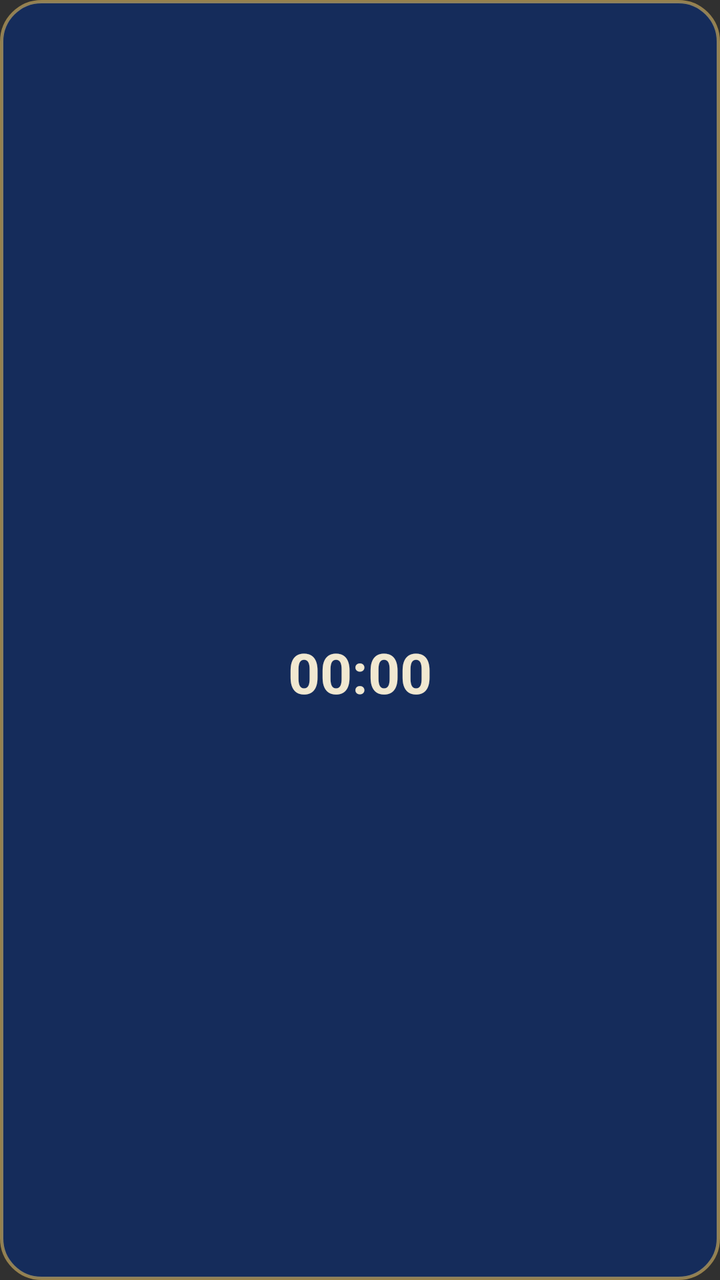
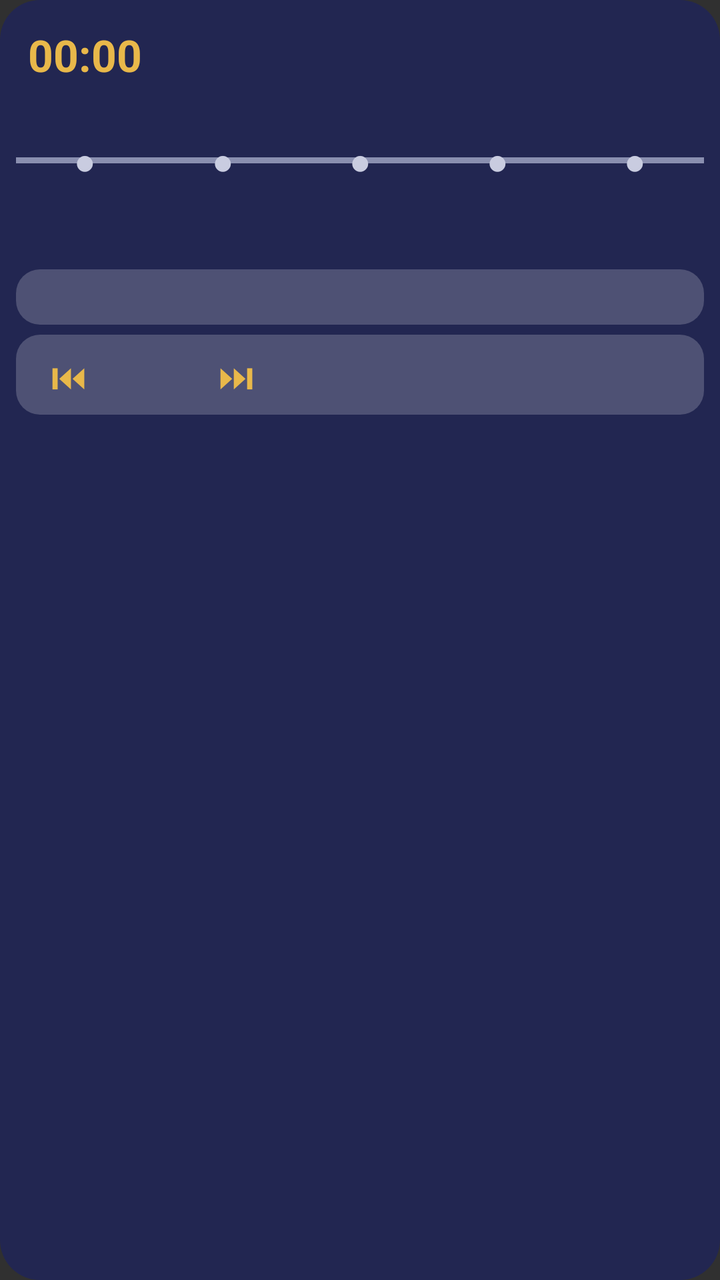

An Android layout rendered at two revisions. The XML below is the earlier revision; the diff shows what the commit changed to produce the second picture.
<!-- AndroidManifest.xml: application theme android:Theme.Material.NoActionBar -->
<!-- res/layout/widget_prayer.xml -->
<?xml version="1.0" encoding="utf-8"?>
<LinearLayout xmlns:android="http://schemas.android.com/apk/res/android"
    android:id="@+id/w_root"
    android:layout_width="match_parent"
    android:layout_height="match_parent"
    android:background="@drawable/widget_bg"
    android:gravity="center"
    android:orientation="vertical"
    android:padding="10dp">

    <TextView
        android:id="@+id/w_label"
        android:layout_width="wrap_content"
        android:layout_height="wrap_content"
        android:singleLine="true"
        android:textColor="#B8C2DC"
        android:textSize="12sp" />

    <TextView
        android:id="@+id/w_name"
        android:layout_width="wrap_content"
        android:layout_height="wrap_content"
        android:singleLine="true"
        android:textColor="#DCB860"
        android:textSize="24sp"
        android:textStyle="bold" />

    <Chronometer
        android:id="@+id/w_clock"
        android:layout_width="wrap_content"
        android:layout_height="wrap_content"
        android:textColor="#F1E8D0"
        android:textSize="28sp"
        android:textStyle="bold" />

    <TextView
        android:id="@+id/w_time"
        android:layout_width="wrap_content"
        android:layout_height="wrap_content"
        android:singleLine="true"
        android:textColor="#B8C2DC"
        android:textSize="12sp" />
</LinearLayout>
<!-- resources referenced by this layout -->
<resources>
  <!-- drawable widget_bg (drawable) -->
  <?xml version="1.0" encoding="utf-8"?>
  <shape xmlns:android="http://schemas.android.com/apk/res/android" android:shape="rectangle">
      <solid android:color="#F0142C5E" />
      <corners android:radius="20dp" />
      <stroke android:width="1.5dp" android:color="#99DCB860" />
  </shape>
</resources>

<!-- the commit's change to res/layout/widget_prayer.xml (unified diff, before → after) -->
@@ -4,40 +4,391 @@
     android:layout_width="match_parent"
     android:layout_height="match_parent"
     android:background="@drawable/widget_bg"
-    android:gravity="center"
     android:orientation="vertical"
-    android:padding="10dp">
-
-    <TextView
-        android:id="@+id/w_label"
-        android:layout_width="wrap_content"
+    android:padding="8dp">
+
+    
+    <LinearLayout
+        android:layout_width="match_parent"
         android:layout_height="wrap_content"
-        android:singleLine="true"
-        android:textColor="#B8C2DC"
-        android:textSize="12sp" />
-
-    <TextView
-        android:id="@+id/w_name"
-        android:layout_width="wrap_content"
+        android:layout_marginStart="6dp"
+        android:layout_marginEnd="6dp"
+        android:gravity="center_vertical"
+        android:layoutDirection="rtl"
+        android:orientation="horizontal">
+
+        <TextView
+            android:id="@+id/w_day"
+            android:layout_width="wrap_content"
+            android:layout_height="wrap_content"
+            android:textColor="#FFFFFFFF"
+            android:textSize="40sp"
+            android:textStyle="bold" />
+
+        <LinearLayout
+            android:layout_width="0dp"
+            android:layout_height="wrap_content"
+            android:layout_weight="1"
+            android:layout_marginStart="10dp"
+            android:orientation="vertical">
+
+            <TextView
+                android:id="@+id/w_date"
+                android:layout_width="wrap_content"
+                android:layout_height="wrap_content"
+                android:singleLine="true"
+                android:textColor="#FFFFFFFF"
+                android:textSize="15sp" />
+
+            <TextView
+                android:id="@+id/w_hijri"
+                android:layout_width="wrap_content"
+                android:layout_height="wrap_content"
+                android:singleLine="true"
+                android:textColor="#FFE9DDBB"
+                android:textSize="14sp" />
+        </LinearLayout>
+
+        <LinearLayout
+            android:layout_width="wrap_content"
+            android:layout_height="wrap_content"
+            android:gravity="center_horizontal"
+            android:layoutDirection="ltr"
+            android:orientation="vertical">
+
+            <Chronometer
+                android:id="@+id/w_clock"
+                android:layout_width="wrap_content"
+                android:layout_height="wrap_content"
+                android:textColor="#FFE8B84A"
+                android:textSize="22sp"
+                android:textStyle="bold" />
+
+            <TextView
+                android:id="@+id/w_until"
+                android:layout_width="wrap_content"
+                android:layout_height="wrap_content"
+                android:singleLine="true"
+                android:textColor="#FFB8C2DC"
+                android:textSize="11sp" />
+        </LinearLayout>
+    </LinearLayout>
+
+    
+    <LinearLayout
+        android:layout_width="match_parent"
         android:layout_height="wrap_content"
-        android:singleLine="true"
-        android:textColor="#DCB860"
-        android:textSize="24sp"
-        android:textStyle="bold" />
-
-    <Chronometer
-        android:id="@+id/w_clock"
-        android:layout_width="wrap_content"
+        android:layout_marginTop="6dp"
+        android:layoutDirection="rtl"
+        android:orientation="horizontal">
+
+        <LinearLayout
+            android:layout_width="0dp"
+            android:layout_height="wrap_content"
+            android:layout_weight="1"
+            android:gravity="center_horizontal"
+            android:orientation="vertical">
+
+            <FrameLayout
+                android:layout_width="match_parent"
+                android:layout_height="26dp">
+
+                <View
+                    android:id="@+id/w_l0"
+                    android:layout_width="match_parent"
+                    android:layout_height="3dp"
+                    android:layout_gravity="center_vertical"
+                    android:background="#FF8A8FB0" />
+
+                <TextView
+                    android:id="@+id/w_d0"
+                    android:layout_width="wrap_content"
+                    android:layout_height="wrap_content"
+                    android:layout_gravity="center"
+                    android:text="●"
+                    android:textColor="#FFC9CCE0"
+                    android:textSize="18sp" />
+            </FrameLayout>
+
+            <TextView
+                android:id="@+id/w_n0"
+                android:layout_width="wrap_content"
+                android:layout_height="wrap_content"
+                android:singleLine="true"
+                android:textColor="#FFB8C2DC"
+                android:textSize="14sp" />
+
+            <TextView
+                android:id="@+id/w_t0"
+                android:layout_width="wrap_content"
+                android:layout_height="wrap_content"
+                android:singleLine="true"
+                android:textColor="#FFB8C2DC"
+                android:textSize="12sp" />
+        </LinearLayout>
+
+        <LinearLayout
+            android:layout_width="0dp"
+            android:layout_height="wrap_content"
+            android:layout_weight="1"
+            android:gravity="center_horizontal"
+            android:orientation="vertical">
+
+            <FrameLayout
+                android:layout_width="match_parent"
+                android:layout_height="26dp">
+
+                <View
+                    android:id="@+id/w_l1"
+                    android:layout_width="match_parent"
+                    android:layout_height="3dp"
+                    android:layout_gravity="center_vertical"
+                    android:background="#FF8A8FB0" />
+
+                <TextView
+                    android:id="@+id/w_d1"
+                    android:layout_width="wrap_content"
+                    android:layout_height="wrap_content"
+                    android:layout_gravity="center"
+                    android:text="●"
+                    android:textColor="#FFC9CCE0"
+                    android:textSize="18sp" />
+            </FrameLayout>
+
+            <TextView
+                android:id="@+id/w_n1"
+                android:layout_width="wrap_content"
+                android:layout_height="wrap_content"
+                android:singleLine="true"
+                android:textColor="#FFB8C2DC"
+                android:textSize="14sp" />
+
+            <TextView
+                android:id="@+id/w_t1"
+                android:layout_width="wrap_content"
+                android:layout_height="wrap_content"
+                android:singleLine="true"
+                android:textColor="#FFB8C2DC"
+                android:textSize="12sp" />
+        </LinearLayout>
+
+        <LinearLayout
+            android:layout_width="0dp"
+            android:layout_height="wrap_content"
+            android:layout_weight="1"
+            android:gravity="center_horizontal"
+            android:orientation="vertical">
+
+            <FrameLayout
+                android:layout_width="match_parent"
+                android:layout_height="26dp">
+
+                <View
+                    android:id="@+id/w_l2"
+                    android:layout_width="match_parent"
+                    android:layout_height="3dp"
+                    android:layout_gravity="center_vertical"
+                    android:background="#FF8A8FB0" />
+
+                <TextView
+                    android:id="@+id/w_d2"
+                    android:layout_width="wrap_content"
+                    android:layout_height="wrap_content"
+                    android:layout_gravity="center"
+                    android:text="●"
+                    android:textColor="#FFC9CCE0"
+                    android:textSize="18sp" />
+            </FrameLayout>
+
+            <TextView
+                android:id="@+id/w_n2"
+                android:layout_width="wrap_content"
+                android:layout_height="wrap_content"
+                android:singleLine="true"
+                android:textColor="#FFB8C2DC"
+                android:textSize="14sp" />
+
+            <TextView
+                android:id="@+id/w_t2"
+                android:layout_width="wrap_content"
+                android:layout_height="wrap_content"
+                android:singleLine="true"
+                android:textColor="#FFB8C2DC"
+                android:textSize="12sp" />
+        </LinearLayout>
+
+        <LinearLayout
+            android:layout_width="0dp"
+            android:layout_height="wrap_content"
+            android:layout_weight="1"
+            android:gravity="center_horizontal"
+            android:orientation="vertical">
+
+            <FrameLayout
+                android:layout_width="match_parent"
+                android:layout_height="26dp">
+
+                <View
+                    android:id="@+id/w_l3"
+                    android:layout_width="match_parent"
+                    android:layout_height="3dp"
+                    android:layout_gravity="center_vertical"
+                    android:background="#FF8A8FB0" />
+
+                <TextView
+                    android:id="@+id/w_d3"
+                    android:layout_width="wrap_content"
+                    android:layout_height="wrap_content"
+                    android:layout_gravity="center"
+                    android:text="●"
+                    android:textColor="#FFC9CCE0"
+                    android:textSize="18sp" />
+            </FrameLayout>
+
+            <TextView
+                android:id="@+id/w_n3"
+                android:layout_width="wrap_content"
+                android:layout_height="wrap_content"
+                android:singleLine="true"
+                android:textColor="#FFB8C2DC"
+                android:textSize="14sp" />
+
+            <TextView
+                android:id="@+id/w_t3"
+                android:layout_width="wrap_content"
+                android:layout_height="wrap_content"
+                android:singleLine="true"
+                android:textColor="#FFB8C2DC"
+                android:textSize="12sp" />
+        </LinearLayout>
+
+        <LinearLayout
+            android:layout_width="0dp"
+            android:layout_height="wrap_content"
+            android:layout_weight="1"
+            android:gravity="center_horizontal"
+            android:orientation="vertical">
+
+            <FrameLayout
+                android:layout_width="match_parent"
+                android:layout_height="26dp">
+
+                <View
+                    android:id="@+id/w_l4"
+                    android:layout_width="match_parent"
+                    android:layout_height="3dp"
+                    android:layout_gravity="center_vertical"
+                    android:background="#FF8A8FB0" />
+
+                <TextView
+                    android:id="@+id/w_d4"
+                    android:layout_width="wrap_content"
+                    android:layout_height="wrap_content"
+                    android:layout_gravity="center"
+                    android:text="●"
+                    android:textColor="#FFC9CCE0"
+                    android:textSize="18sp" />
+            </FrameLayout>
+
+            <TextView
+                android:id="@+id/w_n4"
+                android:layout_width="wrap_content"
+                android:layout_height="wrap_content"
+                android:singleLine="true"
+                android:textColor="#FFB8C2DC"
+                android:textSize="14sp" />
+
+            <TextView
+                android:id="@+id/w_t4"
+                android:layout_width="wrap_content"
+                android:layout_height="wrap_content"
+                android:singleLine="true"
+                android:textColor="#FFB8C2DC"
+                android:textSize="12sp" />
+        </LinearLayout>
+    </LinearLayout>
+
+    
+    <LinearLayout
+        android:layout_width="match_parent"
         android:layout_height="wrap_content"
-        android:textColor="#F1E8D0"
-        android:textSize="28sp"
-        android:textStyle="bold" />
-
-    <TextView
-        android:id="@+id/w_time"
-        android:layout_width="wrap_content"
+        android:layout_marginTop="6dp"
+        android:background="@drawable/widget_bar"
+        android:gravity="center_vertical"
+        android:layoutDirection="rtl"
+        android:orientation="horizontal"
+        android:paddingStart="12dp"
+        android:paddingTop="5dp"
+        android:paddingEnd="12dp"
+        android:paddingBottom="5dp">
+
+        <TextView
+            android:id="@+id/w_sun"
+            android:layout_width="0dp"
+            android:layout_height="wrap_content"
+            android:layout_weight="1"
+            android:singleLine="true"
+            android:textColor="#FFD5D9EC"
+            android:textSize="13sp" />
+
+        <TextView
+            android:id="@+id/w_city"
+            android:layout_width="wrap_content"
+            android:layout_height="wrap_content"
+            android:singleLine="true"
+            android:textColor="#FFD5D9EC"
+            android:textSize="13sp" />
+    </LinearLayout>
+
+    
+    <LinearLayout
+        android:layout_width="match_parent"
         android:layout_height="wrap_content"
-        android:singleLine="true"
-        android:textColor="#B8C2DC"
-        android:textSize="12sp" />
+        android:layout_marginTop="5dp"
+        android:background="@drawable/widget_bar"
+        android:gravity="center_vertical"
+        android:layoutDirection="ltr"
+        android:orientation="horizontal"
+        android:paddingStart="6dp"
+        android:paddingTop="2dp"
+        android:paddingEnd="12dp"
+        android:paddingBottom="2dp">
+
+        <TextView
+            android:id="@+id/w_prev"
+            android:layout_width="40dp"
+            android:layout_height="36dp"
+            android:gravity="center"
+            android:text="⏮"
+            android:textColor="#FFE8B84A"
+            android:textSize="18sp" />
+
+        <TextView
+            android:id="@+id/w_play"
+            android:layout_width="44dp"
+            android:layout_height="36dp"
+            android:gravity="center"
+            android:textColor="#FFE8B84A"
+            android:textSize="22sp"
+            android:textStyle="bold" />
+
+        <TextView
+            android:id="@+id/w_next"
+            android:layout_width="40dp"
+            android:layout_height="36dp"
+            android:gravity="center"
+            android:text="⏭"
+            android:textColor="#FFE8B84A"
+            android:textSize="18sp" />
+
+        <TextView
+            android:id="@+id/w_station"
+            android:layout_width="0dp"
+            android:layout_height="wrap_content"
+            android:layout_weight="1"
+            android:gravity="end"
+            android:singleLine="true"
+            android:textColor="#FFD5D9EC"
+            android:textSize="13sp" />
+    </LinearLayout>
 </LinearLayout>
<!-- resource entries referenced after the edit -->
@@ -1,11 +1,16 @@
 <!-- resources referenced by this layout -->
 <resources>
+  <!-- drawable widget_bar (drawable) -->
+  <?xml version="1.0" encoding="utf-8"?>
+  <shape xmlns:android="http://schemas.android.com/apk/res/android" android:shape="rectangle">
+      <solid android:color="#33FFFFFF" />
+      <corners android:radius="12dp" />
+  </shape>
   <!-- drawable widget_bg (drawable) -->
   <?xml version="1.0" encoding="utf-8"?>
   <shape xmlns:android="http://schemas.android.com/apk/res/android" android:shape="rectangle">
-      <solid android:color="#F0142C5E" />
+      <solid android:color="#F2222654" />
       <corners android:radius="20dp" />
-      <stroke android:width="1.5dp" android:color="#99DCB860" />
   </shape>
 </resources>
 
